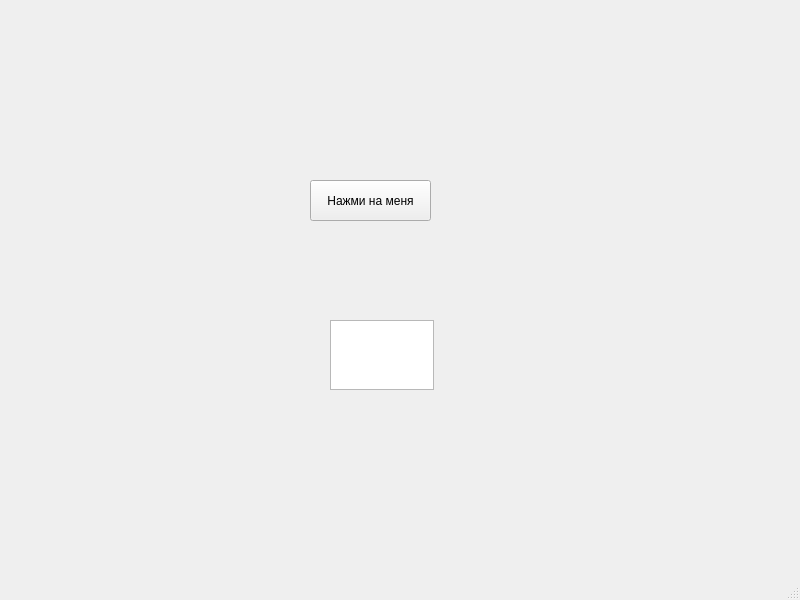
HappyNano/APS-spbstu, file src/APS/GUI/mainwindow.ui: the form before one commit.
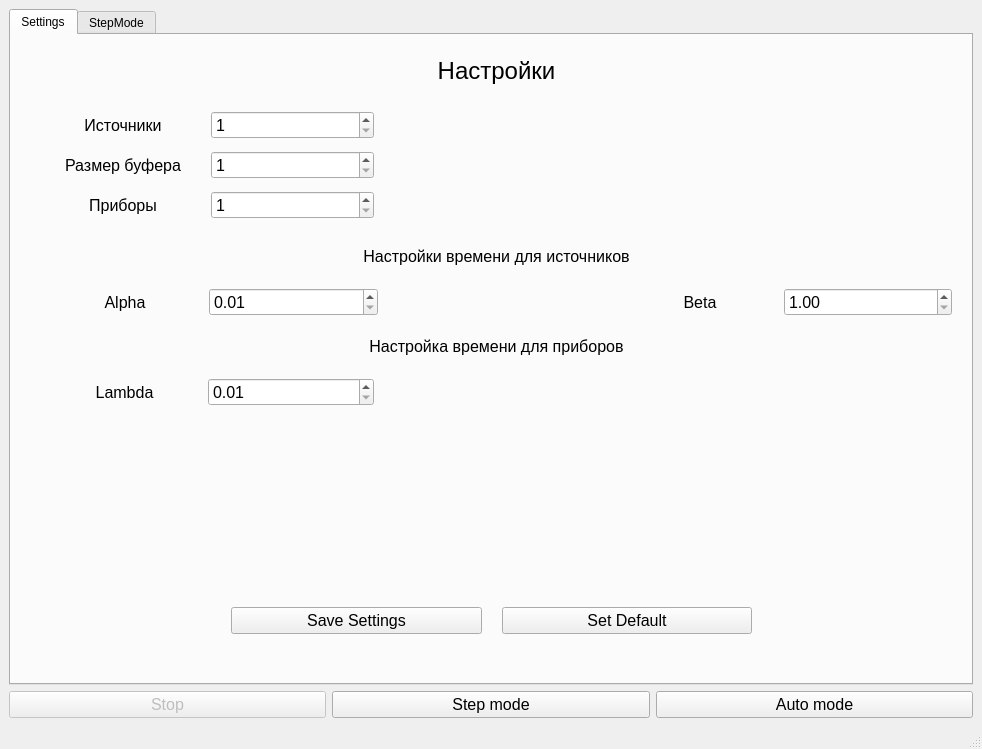
The form after the commit.

Commit message: Added threads to build.sh. Started GUI

What changed in the file:
```diff
--- a/src/APS/GUI/mainwindow.ui
+++ b/src/APS/GUI/mainwindow.ui
@@ -6,37 +6,547 @@
    <rect>
     <x>0</x>
     <y>0</y>
-    <width>800</width>
-    <height>600</height>
+    <width>982</width>
+    <height>749</height>
    </rect>
   </property>
+  <property name="sizePolicy">
+   <sizepolicy hsizetype="Preferred" vsizetype="Maximum">
+    <horstretch>0</horstretch>
+    <verstretch>0</verstretch>
+   </sizepolicy>
+  </property>
   <property name="windowTitle">
    <string>MainWindow</string>
   </property>
+  <property name="autoFillBackground">
+   <bool>true</bool>
+  </property>
   <widget class="QWidget" name="centralwidget">
-   <widget class="QPushButton" name="pushMeButton">
-    <property name="geometry">
-     <rect>
-      <x>310</x>
-      <y>180</y>
-      <width>121</width>
-      <height>41</height>
-     </rect>
-    </property>
-    <property name="text">
-     <string>Нажми на меня</string>
-    </property>
-   </widget>
-   <widget class="QTextEdit" name="textbox1">
-    <property name="geometry">
-     <rect>
-      <x>330</x>
-      <y>320</y>
-      <width>104</width>
-      <height>70</height>
-     </rect>
-    </property>
-   </widget>
+   <property name="sizePolicy">
+    <sizepolicy hsizetype="Preferred" vsizetype="Maximum">
+     <horstretch>0</horstretch>
+     <verstretch>0</verstretch>
+    </sizepolicy>
+   </property>
+   <layout class="QVBoxLayout" name="verticalLayout_6">
+    <item>
+     <widget class="QTabWidget" name="tabWidget">
+      <property name="sizePolicy">
+       <sizepolicy hsizetype="Expanding" vsizetype="MinimumExpanding">
+        <horstretch>0</horstretch>
+        <verstretch>0</verstretch>
+       </sizepolicy>
+      </property>
+      <property name="autoFillBackground">
+       <bool>false</bool>
+      </property>
+      <property name="currentIndex">
+       <number>0</number>
+      </property>
+      <widget class="QWidget" name="settingsTab">
+       <property name="enabled">
+        <bool>true</bool>
+       </property>
+       <property name="contextMenuPolicy">
+        <enum>Qt::DefaultContextMenu</enum>
+       </property>
+       <attribute name="title">
+        <string>Settings</string>
+       </attribute>
+       <widget class="QWidget" name="horizontalLayoutWidget">
+        <property name="geometry">
+         <rect>
+          <x>220</x>
+          <y>560</y>
+          <width>521</width>
+          <height>51</height>
+         </rect>
+        </property>
+        <layout class="QHBoxLayout" name="horizontalLayout">
+         <property name="spacing">
+          <number>20</number>
+         </property>
+         <item>
+          <widget class="QPushButton" name="saveButton">
+           <property name="font">
+            <font>
+             <pointsize>12</pointsize>
+            </font>
+           </property>
+           <property name="text">
+            <string>Save Settings</string>
+           </property>
+          </widget>
+         </item>
+         <item>
+          <widget class="QPushButton" name="setDefaultButton">
+           <property name="font">
+            <font>
+             <pointsize>12</pointsize>
+            </font>
+           </property>
+           <property name="text">
+            <string>Set Default</string>
+           </property>
+          </widget>
+         </item>
+        </layout>
+       </widget>
+       <widget class="QWidget" name="horizontalLayoutWidget_2">
+        <property name="geometry">
+         <rect>
+          <x>30</x>
+          <y>70</y>
+          <width>911</width>
+          <height>41</height>
+         </rect>
+        </property>
+        <layout class="QHBoxLayout" name="horizontalLayout_3">
+         <property name="rightMargin">
+          <number>578</number>
+         </property>
+         <item>
+          <widget class="QLabel" name="sourcesLabel">
+           <property name="font">
+            <font>
+             <pointsize>12</pointsize>
+            </font>
+           </property>
+           <property name="cursor">
+            <cursorShape>ArrowCursor</cursorShape>
+           </property>
+           <property name="layoutDirection">
+            <enum>Qt::LeftToRight</enum>
+           </property>
+           <property name="text">
+            <string>Источники</string>
+           </property>
+           <property name="alignment">
+            <set>Qt::AlignCenter</set>
+           </property>
+          </widget>
+         </item>
+         <item>
+          <widget class="QSpinBox" name="sourcesValue">
+           <property name="font">
+            <font>
+             <pointsize>12</pointsize>
+            </font>
+           </property>
+           <property name="minimum">
+            <number>1</number>
+           </property>
+           <property name="maximum">
+            <number>20</number>
+           </property>
+          </widget>
+         </item>
+        </layout>
+       </widget>
+       <widget class="QWidget" name="horizontalLayoutWidget_3">
+        <property name="geometry">
+         <rect>
+          <x>30</x>
+          <y>110</y>
+          <width>911</width>
+          <height>41</height>
+         </rect>
+        </property>
+        <layout class="QHBoxLayout" name="horizontalLayout_4">
+         <property name="rightMargin">
+          <number>578</number>
+         </property>
+         <item>
+          <widget class="QLabel" name="bufferSizeLabel">
+           <property name="font">
+            <font>
+             <pointsize>12</pointsize>
+            </font>
+           </property>
+           <property name="cursor">
+            <cursorShape>ArrowCursor</cursorShape>
+           </property>
+           <property name="layoutDirection">
+            <enum>Qt::LeftToRight</enum>
+           </property>
+           <property name="text">
+            <string>Размер буфера</string>
+           </property>
+           <property name="alignment">
+            <set>Qt::AlignCenter</set>
+           </property>
+          </widget>
+         </item>
+         <item>
+          <widget class="QSpinBox" name="bufferSizeValue">
+           <property name="font">
+            <font>
+             <pointsize>12</pointsize>
+            </font>
+           </property>
+           <property name="minimum">
+            <number>1</number>
+           </property>
+           <property name="maximum">
+            <number>20</number>
+           </property>
+          </widget>
+         </item>
+        </layout>
+       </widget>
+       <widget class="QWidget" name="horizontalLayoutWidget_4">
+        <property name="geometry">
+         <rect>
+          <x>30</x>
+          <y>150</y>
+          <width>911</width>
+          <height>41</height>
+         </rect>
+        </property>
+        <layout class="QHBoxLayout" name="horizontalLayout_5">
+         <property name="rightMargin">
+          <number>578</number>
+         </property>
+         <item>
+          <widget class="QLabel" name="devicesLabel">
+           <property name="font">
+            <font>
+             <pointsize>12</pointsize>
+            </font>
+           </property>
+           <property name="cursor">
+            <cursorShape>ArrowCursor</cursorShape>
+           </property>
+           <property name="layoutDirection">
+            <enum>Qt::LeftToRight</enum>
+           </property>
+           <property name="text">
+            <string>Приборы</string>
+           </property>
+           <property name="alignment">
+            <set>Qt::AlignCenter</set>
+           </property>
+          </widget>
+         </item>
+         <item>
+          <widget class="QSpinBox" name="devicesValue">
+           <property name="font">
+            <font>
+             <pointsize>12</pointsize>
+            </font>
+           </property>
+           <property name="minimum">
+            <number>1</number>
+           </property>
+           <property name="maximum">
+            <number>20</number>
+           </property>
+          </widget>
+         </item>
+        </layout>
+       </widget>
+       <widget class="QLabel" name="label">
+        <property name="geometry">
+         <rect>
+          <x>40</x>
+          <y>20</y>
+          <width>891</width>
+          <height>31</height>
+         </rect>
+        </property>
+        <property name="font">
+         <font>
+          <pointsize>18</pointsize>
+         </font>
+        </property>
+        <property name="text">
+         <string>Настройки</string>
+        </property>
+        <property name="alignment">
+         <set>Qt::AlignCenter</set>
+        </property>
+       </widget>
+       <widget class="QWidget" name="verticalLayoutWidget_2">
+        <property name="geometry">
+         <rect>
+          <x>30</x>
+          <y>190</y>
+          <width>911</width>
+          <height>91</height>
+         </rect>
+        </property>
+        <layout class="QVBoxLayout" name="verticalLayout_2">
+         <property name="spacing">
+          <number>0</number>
+         </property>
+         <item>
+          <layout class="QHBoxLayout" name="horizontalLayout_6">
+           <item>
+            <widget class="QLabel" name="sourcesSettingsLabel">
+             <property name="font">
+              <font>
+               <pointsize>12</pointsize>
+              </font>
+             </property>
+             <property name="cursor">
+              <cursorShape>ArrowCursor</cursorShape>
+             </property>
+             <property name="layoutDirection">
+              <enum>Qt::LeftToRight</enum>
+             </property>
+             <property name="text">
+              <string>Настройки времени для источников</string>
+             </property>
+             <property name="alignment">
+              <set>Qt::AlignCenter</set>
+             </property>
+            </widget>
+           </item>
+          </layout>
+         </item>
+         <item>
+          <layout class="QHBoxLayout" name="horizontalLayout_7">
+           <item>
+            <widget class="QLabel" name="alphaValueLabel">
+             <property name="font">
+              <font>
+               <pointsize>12</pointsize>
+              </font>
+             </property>
+             <property name="cursor">
+              <cursorShape>ArrowCursor</cursorShape>
+             </property>
+             <property name="layoutDirection">
+              <enum>Qt::LeftToRight</enum>
+             </property>
+             <property name="text">
+              <string>Alpha</string>
+             </property>
+             <property name="alignment">
+              <set>Qt::AlignCenter</set>
+             </property>
+            </widget>
+           </item>
+           <item>
+            <widget class="QDoubleSpinBox" name="alphaValue">
+             <property name="font">
+              <font>
+               <pointsize>12</pointsize>
+              </font>
+             </property>
+             <property name="minimum">
+              <double>0.010000000000000</double>
+             </property>
+             <property name="maximum">
+              <double>5.000000000000000</double>
+             </property>
+             <property name="singleStep">
+              <double>0.020000000000000</double>
+             </property>
+            </widget>
+           </item>
+           <item>
+            <spacer name="horizontalSpacer">
+             <property name="orientation">
+              <enum>Qt::Horizontal</enum>
+             </property>
+             <property name="sizeType">
+              <enum>QSizePolicy::Fixed</enum>
+             </property>
+             <property name="sizeHint" stdset="0">
+              <size>
+               <width>238</width>
+               <height>20</height>
+              </size>
+             </property>
+            </spacer>
+           </item>
+           <item>
+            <widget class="QLabel" name="betaValueLabel">
+             <property name="font">
+              <font>
+               <pointsize>12</pointsize>
+              </font>
+             </property>
+             <property name="cursor">
+              <cursorShape>ArrowCursor</cursorShape>
+             </property>
+             <property name="layoutDirection">
+              <enum>Qt::LeftToRight</enum>
+             </property>
+             <property name="text">
+              <string>Beta</string>
+             </property>
+             <property name="alignment">
+              <set>Qt::AlignCenter</set>
+             </property>
+            </widget>
+           </item>
+           <item>
+            <widget class="QDoubleSpinBox" name="betaValue">
+             <property name="font">
+              <font>
+               <pointsize>12</pointsize>
+              </font>
+             </property>
+             <property name="minimum">
+              <double>1.000000000000000</double>
+             </property>
+             <property name="maximum">
+              <double>20.000000000000000</double>
+             </property>
+             <property name="singleStep">
+              <double>0.020000000000000</double>
+             </property>
+            </widget>
+           </item>
+          </layout>
+         </item>
+        </layout>
+       </widget>
+       <widget class="QWidget" name="verticalLayoutWidget_3">
+        <property name="geometry">
+         <rect>
+          <x>30</x>
+          <y>280</y>
+          <width>911</width>
+          <height>91</height>
+         </rect>
+        </property>
+        <layout class="QVBoxLayout" name="verticalLayout_4">
+         <property name="spacing">
+          <number>0</number>
+         </property>
+         <item>
+          <layout class="QHBoxLayout" name="horizontalLayout_11">
+           <item>
+            <widget class="QLabel" name="lambdaValueHelpLabel">
+             <property name="font">
+              <font>
+               <pointsize>12</pointsize>
+              </font>
+             </property>
+             <property name="cursor">
+              <cursorShape>ArrowCursor</cursorShape>
+             </property>
+             <property name="layoutDirection">
+              <enum>Qt::LeftToRight</enum>
+             </property>
+             <property name="text">
+              <string>Настройка времени для приборов</string>
+             </property>
+             <property name="alignment">
+              <set>Qt::AlignCenter</set>
+             </property>
+            </widget>
+           </item>
+          </layout>
+         </item>
+         <item>
+          <layout class="QHBoxLayout" name="horizontalLayout_12">
+           <item>
+            <layout class="QHBoxLayout" name="horizontalLayout_10">
+             <property name="rightMargin">
+              <number>578</number>
+             </property>
+             <item>
+              <widget class="QLabel" name="lambdaValueLabel">
+               <property name="font">
+                <font>
+                 <pointsize>12</pointsize>
+                </font>
+               </property>
+               <property name="cursor">
+                <cursorShape>ArrowCursor</cursorShape>
+               </property>
+               <property name="layoutDirection">
+                <enum>Qt::LeftToRight</enum>
+               </property>
+               <property name="text">
+                <string>Lambda</string>
+               </property>
+               <property name="alignment">
+                <set>Qt::AlignCenter</set>
+               </property>
+              </widget>
+             </item>
+             <item>
+              <widget class="QDoubleSpinBox" name="lambdaValue">
+               <property name="font">
+                <font>
+                 <pointsize>12</pointsize>
+                </font>
+               </property>
+               <property name="minimum">
+                <double>0.010000000000000</double>
+               </property>
+               <property name="maximum">
+                <double>20.000000000000000</double>
+               </property>
+               <property name="singleStep">
+                <double>0.100000000000000</double>
+               </property>
+              </widget>
+             </item>
+            </layout>
+           </item>
+          </layout>
+         </item>
+        </layout>
+       </widget>
+      </widget>
+      <widget class="QWidget" name="tab_2">
+       <attribute name="title">
+        <string>StepMode</string>
+       </attribute>
+      </widget>
+     </widget>
+    </item>
+    <item>
+     <layout class="QHBoxLayout" name="horizontalLayout_2">
+      <item>
+       <widget class="QPushButton" name="stopButton">
+        <property name="enabled">
+         <bool>false</bool>
+        </property>
+        <property name="font">
+         <font>
+          <pointsize>12</pointsize>
+         </font>
+        </property>
+        <property name="text">
+         <string>Stop</string>
+        </property>
+       </widget>
+      </item>
+      <item>
+       <widget class="QPushButton" name="runStepButton">
+        <property name="font">
+         <font>
+          <pointsize>12</pointsize>
+         </font>
+        </property>
+        <property name="text">
+         <string>Step mode</string>
+        </property>
+       </widget>
+      </item>
+      <item>
+       <widget class="QPushButton" name="runAutoButton">
+        <property name="font">
+         <font>
+          <pointsize>12</pointsize>
+         </font>
+        </property>
+        <property name="text">
+         <string>Auto mode</string>
+        </property>
+       </widget>
+      </item>
+     </layout>
+    </item>
+   </layout>
   </widget>
   <widget class="QMenuBar" name="menubar">
    <property name="geometry">
```
Left out of the diff: 25 changed lines with no effect on the pictures. The commit also changes 6 other files.
